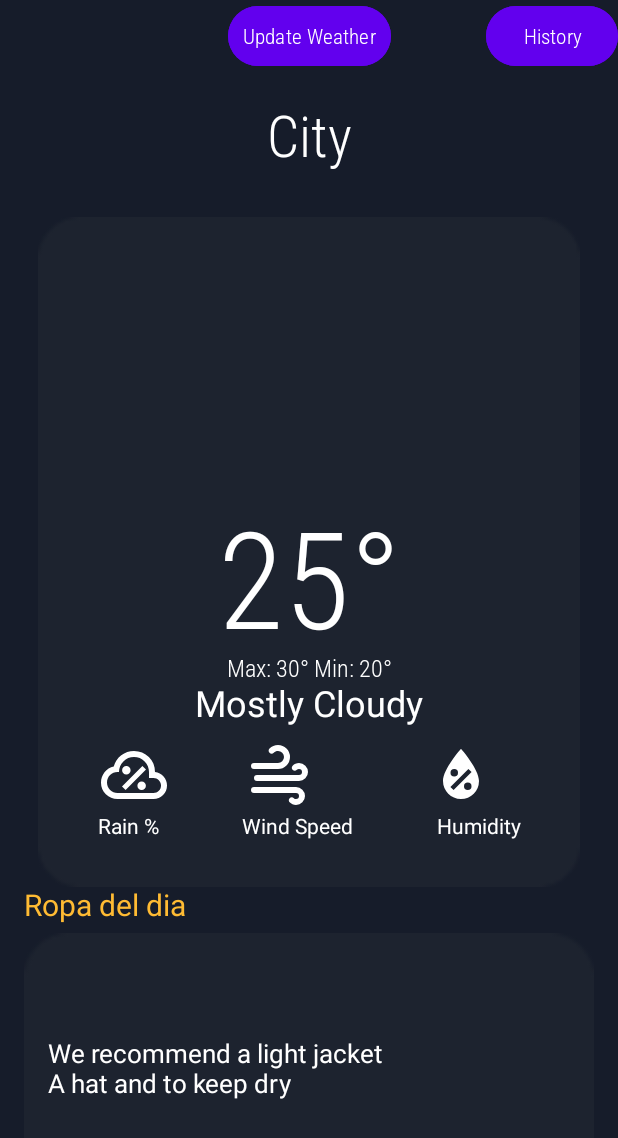
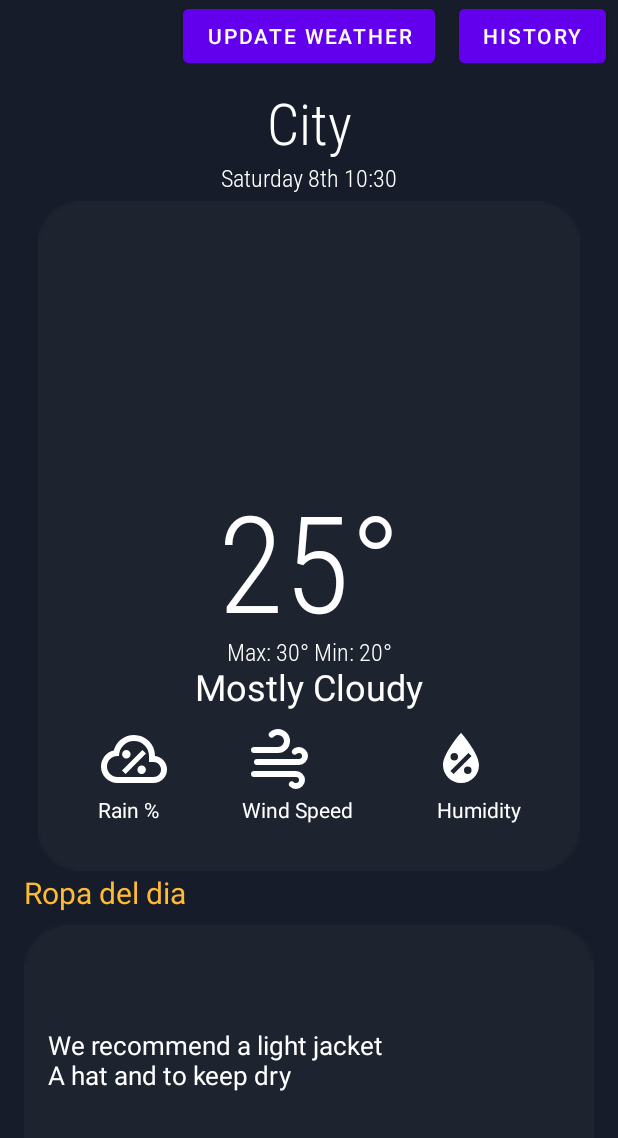
Before and after one commit to Mascaro101/WeatherApp, an Android app: the screen it shows after launch (MainActivity), on a phone screen of 412 x 824 dp. Shown: the top 1138 px of the screen. Run offline under Robolectric (Android 15) with nearby library versions, the phone set to English and light mode, and no system bars.

Commit message:
Polish out UI
Add time/date and clean up UI

```diff
--- a/app/src/main/java/com/mascaro101/weatherapp1/MainActivity.java
+++ b/app/src/main/java/com/mascaro101/weatherapp1/MainActivity.java
@@ -39,11 +39,18 @@ public class MainActivity extends AppCompatActivity {
     private ImageView weatherIcon;
     private Button historyButton;
     private TextView tvMaxMinTemperature;
+    private TextView tvDateTime;
 
     @Override
     protected void onCreate(Bundle savedInstanceState) {
         super.onCreate(savedInstanceState);
         setContentView(R.layout.activity_main);
+
+        tvDateTime = findViewById(R.id.tvDateTime); // Initialize tvDateTime here
+
+        // Set current date and time in a more human-readable format
+        String currentDateTime = new SimpleDateFormat("EEEE d'th' HH:mm", Locale.getDefault()).format(new Date());
+        tvDateTime.setText(currentDateTime);
 
         tvMaxMinTemperature = findViewById(R.id.tvMaxMinTemperature);
         tvCity = findViewById(R.id.tvCity);
--- a/app/src/main/res/layout/activity_main.xml
+++ b/app/src/main/res/layout/activity_main.xml
@@ -11,13 +11,11 @@
     <!-- History Button -->
     <Button
         android:id="@+id/btnHistory"
+        style="@style/ButtonStyle"
         android:layout_width="wrap_content"
         android:layout_height="wrap_content"
         android:text="History"
-        android:backgroundTint="@color/buttonColor"
-        android:textColor="@android:color/white"
-        android:fontFamily="@font/roboto"
-        android:padding="10dp"
+        android:layout_marginEnd="8dp"
         app:layout_constraintTop_toTopOf="parent"
         app:layout_constraintEnd_toEndOf="parent" />
 
@@ -26,15 +24,28 @@
         android:id="@+id/tvCity"
         android:layout_width="wrap_content"
         android:layout_height="wrap_content"
-        android:padding="16dp"
         android:text="City"
         android:textColor="@android:color/white"
         android:fontFamily="@font/roboto"
         android:textSize="38sp"
+        android:padding="8dp"
         app:layout_constraintTop_toBottomOf="@id/btnHistory"
         app:layout_constraintStart_toStartOf="parent"
+        app:layout_constraintEnd_toEndOf="parent"/>
+
+    <!-- Date and Time -->
+    <TextView
+        android:id="@+id/tvDateTime"
+        android:layout_width="wrap_content"
+        android:layout_height="wrap_content"
+        android:textColor="@android:color/white"
+        android:fontFamily="@font/roboto"
+        android:textSize="16sp"
+        android:layout_marginTop="-8dp"
+        app:layout_constraintTop_toBottomOf="@id/tvCity"
+        app:layout_constraintStart_toStartOf="parent"
         app:layout_constraintEnd_toEndOf="parent"
-        app:layout_constraintWidth="2"/>
+        app:layout_constraintHorizontal_bias="0.5"/>
 
 
 
@@ -157,18 +168,17 @@
         app:layout_constraintEnd_toEndOf="parent"
         app:layout_constraintHorizontal_bias="0.5" />
 
+    <!-- Update Weather Button -->
     <Button
         android:id="@+id/btnFetch"
+        style="@style/ButtonStyle"
         android:layout_width="wrap_content"
         android:layout_height="wrap_content"
         android:text="Update Weather"
-        android:backgroundTint="@color/buttonColor"
-        android:fontFamily="@font/roboto"
-        android:textColor="@android:color/white"
-        android:padding="10dp"
         app:layout_constraintTop_toTopOf="parent"
         app:layout_constraintStart_toStartOf="parent"
-        app:layout_constraintEnd_toEndOf="parent" />
+        app:layout_constraintEnd_toEndOf="parent"
+        app:layout_constraintHorizontal_bias="0.5" />
 
     <LinearLayout
         android:id="@+id/iconsLayout"
```
